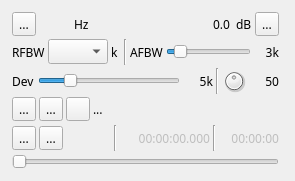
The window that plugins/channeltx/modnfm/nfmmodgui.ui (f4exb/sdrangel) describes before a commit, drawn with Qt 5.
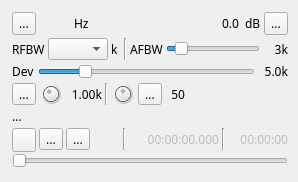
The same window after the commit. Icons and pictures are not drawn. Custom widgets are drawn as their Qt base class.

Commit message: NFM Modulator: variable tone frequency. Fixed excursion empirically (not satisfactory)

What changed in the file:
```diff
--- a/plugins/channeltx/modnfm/nfmmodgui.ui
+++ b/plugins/channeltx/modnfm/nfmmodgui.ui
@@ -6,10 +6,16 @@
    <rect>
     <x>0</x>
     <y>0</y>
-    <width>295</width>
-    <height>181</height>
+    <width>298</width>
+    <height>182</height>
    </rect>
   </property>
+  <property name="minimumSize">
+   <size>
+    <width>290</width>
+    <height>0</height>
+   </size>
+  </property>
   <property name="font">
    <font>
     <family>Sans Serif</family>
@@ -27,10 +33,16 @@
     <rect>
      <x>10</x>
      <y>10</y>
-     <width>271</width>
+     <width>280</width>
      <height>161</height>
     </rect>
    </property>
+   <property name="minimumSize">
+    <size>
+     <width>280</width>
+     <height>0</height>
+    </size>
+   </property>
    <property name="windowTitle">
     <string>Settings</string>
    </property>
@@ -299,58 +311,7 @@
          </size>
         </property>
         <property name="text">
-         <string>5k</string>
-        </property>
-        <property name="alignment">
-         <set>Qt::AlignRight|Qt::AlignTrailing|Qt::AlignVCenter</set>
-        </property>
-       </widget>
-      </item>
-      <item>
-       <widget class="Line" name="line">
-        <property name="orientation">
-         <enum>Qt::Vertical</enum>
-        </property>
-       </widget>
-      </item>
-      <item>
-       <widget class="QDial" name="micVolume">
-        <property name="maximumSize">
-         <size>
-          <width>24</width>
-          <height>24</height>
-         </size>
-        </property>
-        <property name="toolTip">
-         <string>Audio input volume</string>
-        </property>
-        <property name="maximum">
-         <number>100</number>
-        </property>
-        <property name="pageStep">
-         <number>1</number>
-        </property>
-        <property name="value">
-         <number>50</number>
-        </property>
-       </widget>
-      </item>
-      <item>
-       <widget class="QLabel" name="micVolumeText">
-        <property name="minimumSize">
-         <size>
-          <width>30</width>
-          <height>0</height>
-         </size>
-        </property>
-        <property name="toolTip">
-         <string>Audio input volume level</string>
-        </property>
-        <property name="statusTip">
-         <string/>
-        </property>
-        <property name="text">
-         <string>50</string>
+         <string>5.0k</string>
         </property>
         <property name="alignment">
          <set>Qt::AlignRight|Qt::AlignTrailing|Qt::AlignVCenter</set>
@@ -375,6 +336,79 @@
         </property>
        </widget>
       </item>
+      <item>
+       <widget class="QDial" name="toneFrequency">
+        <property name="maximumSize">
+         <size>
+          <width>24</width>
+          <height>24</height>
+         </size>
+        </property>
+        <property name="toolTip">
+         <string>Tone frequency</string>
+        </property>
+        <property name="minimum">
+         <number>10</number>
+        </property>
+        <property name="maximum">
+         <number>250</number>
+        </property>
+        <property name="pageStep">
+         <number>1</number>
+        </property>
+        <property name="value">
+         <number>100</number>
+        </property>
+       </widget>
+      </item>
+      <item>
+       <widget class="QLabel" name="toneFrequencyText">
+        <property name="minimumSize">
+         <size>
+          <width>36</width>
+          <height>0</height>
+         </size>
+        </property>
+        <property name="toolTip">
+         <string>Tone frequency (kHz)</string>
+        </property>
+        <property name="text">
+         <string>1.00k</string>
+        </property>
+        <property name="alignment">
+         <set>Qt::AlignRight|Qt::AlignTrailing|Qt::AlignVCenter</set>
+        </property>
+       </widget>
+      </item>
+      <item>
+       <widget class="Line" name="line_3">
+        <property name="orientation">
+         <enum>Qt::Vertical</enum>
+        </property>
+       </widget>
+      </item>
+      <item>
+       <widget class="QDial" name="micVolume">
+        <property name="maximumSize">
+         <size>
+          <width>24</width>
+          <height>24</height>
+         </size>
+        </property>
+        <property name="toolTip">
+         <string>Audio input volume</string>
+        </property>
+        <property name="maximum">
+         <number>100</number>
+        </property>
+        <property name="pageStep">
+         <number>1</number>
+        </property>
+        <property name="value">
+         <number>50</number>
+        </property>
+       </widget>
+      </item>
       <item>
        <widget class="ButtonSwitch" name="mic">
         <property name="toolTip">
@@ -393,6 +427,56 @@
        </widget>
       </item>
       <item>
+       <widget class="QLabel" name="micVolumeText">
+        <property name="minimumSize">
+         <size>
+          <width>20</width>
+          <height>0</height>
+         </size>
+        </property>
+        <property name="toolTip">
+         <string>Audio input volume level</string>
+        </property>
+        <property name="statusTip">
+         <string/>
+        </property>
+        <property name="text">
+         <string>50</string>
+        </property>
+        <property name="alignment">
+         <set>Qt::AlignRight|Qt::AlignTrailing|Qt::AlignVCenter</set>
+        </property>
+       </widget>
+      </item>
+      <item>
+       <spacer name="horizontalSpacer_3">
+        <property name="orientation">
+         <enum>Qt::Horizontal</enum>
+        </property>
+        <property name="sizeHint" stdset="0">
+         <size>
+          <width>40</width>
+          <height>20</height>
+         </size>
+        </property>
+       </spacer>
+      </item>
+     </layout>
+    </item>
+    <item>
+     <layout class="QHBoxLayout" name="fileNameLayout">
+      <item>
+       <widget class="QLabel" name="recordFileText">
+        <property name="text">
+         <string>...</string>
+        </property>
+       </widget>
+      </item>
+     </layout>
+    </item>
+    <item>
+     <layout class="QHBoxLayout" name="playControllLayout">
+      <item>
        <widget class="QPushButton" name="showFileDialog">
         <property name="minimumSize">
          <size>
@@ -418,17 +502,6 @@
         </property>
        </widget>
       </item>
-      <item>
-       <widget class="QLabel" name="recordFileText">
-        <property name="text">
-         <string>...</string>
-        </property>
-       </widget>
-      </item>
-     </layout>
-    </item>
-    <item>
-     <layout class="QHBoxLayout" name="playControllLayout">
       <item>
        <widget class="ButtonSwitch" name="playLoop">
         <property name="toolTip">
```
The commit also changes 4 other files.
